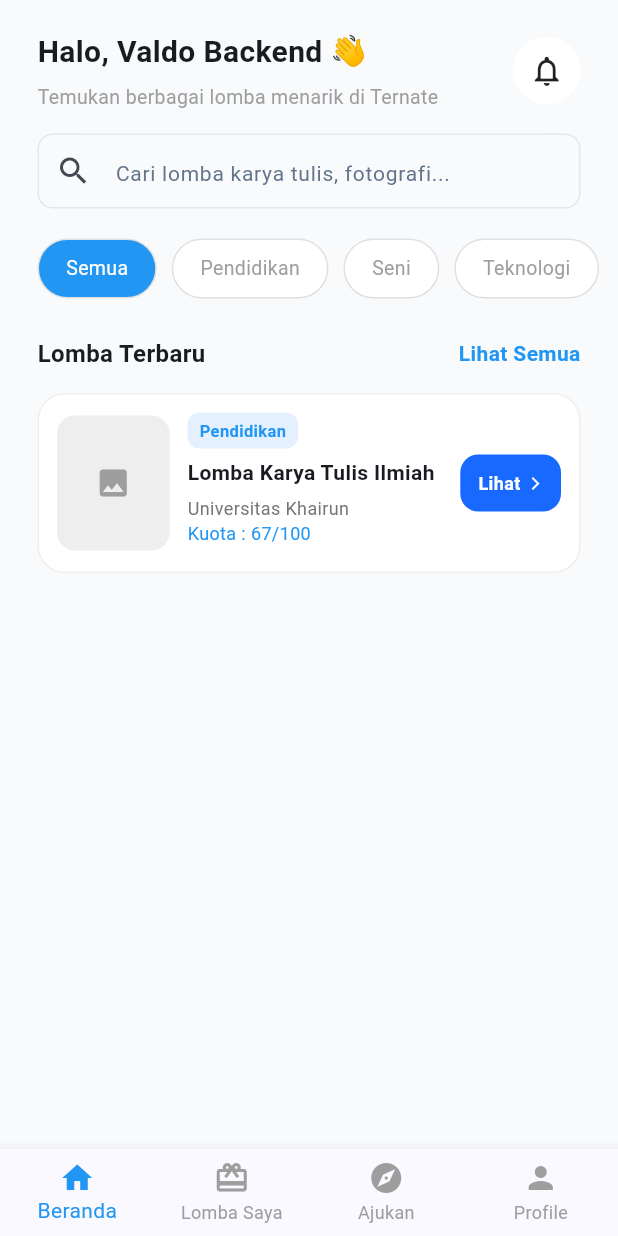
After one commit to guukun/TernateLomba, a Flutter app: the HomePage screen opened directly, on a phone screen of 412 x 824 dp. The commit adds this screen. Run offline on Flutter 3.47's test engine with Material 3 defaults, Android fonts, the phone set to English and light mode, and no system bars.

Commit message:
Tampilan Beranda

```diff
--- /dev/null
+++ b/lib/beranda/homePage.dart
@@ -0,0 +1,379 @@
+import 'package:flutter/material.dart';
+
+class HomePage extends StatefulWidget {
+  const HomePage({super.key});
+
+  @override
+  State<HomePage> createState() => _HomePageState();
+}
+
+class _HomePageState extends State<HomePage> {
+  String kategoriAktif = "Semua";
+
+  final lomba = {
+    "kategori": "Pendidikan",
+
+    "judul": "Lomba Karya Tulis Ilmiah",
+
+    "penyelenggara": "Universitas Khairun",
+
+    "kuota": "67/100",
+  };
+
+  @override
+  Widget build(BuildContext context) {
+    return Scaffold(
+      backgroundColor: const Color(0xffF8FAFC),
+
+      body: SafeArea(
+        child: Column(
+          children: [
+            // HEADER
+
+            Padding(
+              padding: const EdgeInsets.fromLTRB(25, 20, 25, 15),
+
+              child: Row(
+                mainAxisAlignment: MainAxisAlignment.spaceBetween,
+
+                children: [
+                  Column(
+                    crossAxisAlignment: CrossAxisAlignment.start,
+
+                    children: [
+                      const Text(
+                        "Halo, Valdo Backend 👋",
+
+                        style: TextStyle(
+                          fontSize: 20,
+
+                          fontWeight: FontWeight.bold,
+                        ),
+                      ),
+
+                      const SizedBox(height: 6),
+
+                      Text(
+                        "Temukan berbagai lomba menarik di Ternate",
+
+                        style: TextStyle(fontSize: 13, color: Colors.grey),
+                      ),
+                    ],
+                  ),
+
+                  Container(
+                    height: 45,
+
+                    width: 45,
+
+                    decoration: BoxDecoration(
+                      color: Colors.white,
+
+                      shape: BoxShape.circle,
+                    ),
+
+                    child: const Icon(Icons.notifications_none),
+                  ),
+                ],
+              ),
+            ),
+
+            // SEARCH
+            Container(
+              margin: const EdgeInsets.symmetric(horizontal: 25),
+
+              height: 50,
+
+              decoration: BoxDecoration(
+                color: Colors.white,
+
+                borderRadius: BorderRadius.circular(30),
+              ),
+
+              child: const TextField(
+                decoration: InputDecoration(
+                  prefixIcon: Icon(Icons.search),
+
+                  hintText: "Cari lomba karya tulis, fotografi...",
+
+                  border: InputBorder.none,
+                ),
+              ),
+            ),
+
+            const SizedBox(height: 20),
+
+            // CATEGORY
+            SizedBox(
+              height: 40,
+
+              child: ListView(
+                scrollDirection: Axis.horizontal,
+
+                padding: const EdgeInsets.symmetric(horizontal: 25),
+
+                children: [
+                  category("Semua"),
+
+                  category("Pendidikan"),
+
+                  category("Seni"),
+
+                  category("Teknologi"),
+                ],
+              ),
+            ),
+
+            const SizedBox(height: 25),
+
+            // TITLE
+            Padding(
+              padding: const EdgeInsets.symmetric(horizontal: 25),
+
+              child: Row(
+                mainAxisAlignment: MainAxisAlignment.spaceBetween,
+
+                children: [
+                  const Text(
+                    "Lomba Terbaru",
+
+                    style: TextStyle(fontSize: 16, fontWeight: FontWeight.bold),
+                  ),
+
+                  const Text(
+                    "Lihat Semua",
+
+                    style: TextStyle(
+                      color: Colors.blue,
+
+                      fontWeight: FontWeight.bold,
+                    ),
+                  ),
+                ],
+              ),
+            ),
+
+            const SizedBox(height: 15),
+
+            // CARD LOMBA
+            Container(
+              margin: const EdgeInsets.symmetric(horizontal: 25),
+
+              height: 120,
+
+              padding: const EdgeInsets.all(12),
+
+              decoration: BoxDecoration(
+                color: Colors.white,
+
+                borderRadius: BorderRadius.circular(18),
+
+                border: Border.all(color: Colors.grey.shade200),
+              ),
+
+              child: Row(
+                children: [
+                  // TEMPAT GAMBAR
+
+                  Container(
+                    width: 75,
+
+                    height: 90,
+
+                    decoration: BoxDecoration(
+                      color: Colors.grey.shade200,
+
+                      borderRadius: BorderRadius.circular(12),
+                    ),
+
+                    child: const Icon(Icons.image, color: Colors.grey),
+                  ),
+
+                  const SizedBox(width: 12),
+
+                  Expanded(
+                    child: Column(
+                      crossAxisAlignment: CrossAxisAlignment.start,
+
+                      children: [
+                        Container(
+                          padding: const EdgeInsets.symmetric(
+                            horizontal: 8,
+
+                            vertical: 4,
+                          ),
+
+                          decoration: BoxDecoration(
+                            color: const Color(0xffE5F0FF),
+
+                            borderRadius: BorderRadius.circular(8),
+                          ),
+
+                          child: Text(
+                            lomba["kategori"]!,
+
+                            style: const TextStyle(
+                              fontSize: 11,
+
+                              color: Colors.blue,
+
+                              fontWeight: FontWeight.bold,
+                            ),
+                          ),
+                        ),
+
+                        const SizedBox(height: 6),
+
+                        Text(
+                          lomba["judul"]!,
+
+                          maxLines: 1,
+
+                          overflow: TextOverflow.ellipsis,
+
+                          style: const TextStyle(
+                            fontWeight: FontWeight.bold,
+
+                            fontSize: 14,
+                          ),
+                        ),
+
+                        const SizedBox(height: 5),
+
+                        Text(
+                          lomba["penyelenggara"]!,
+
+                          style: TextStyle(
+                            fontSize: 12,
+
+                            color: Colors.grey.shade600,
+                          ),
+                        ),
+
+                        Text(
+                          "Kuota : ${lomba["kuota"]}",
+
+                          style: const TextStyle(
+                            fontSize: 12,
+
+                            color: Colors.blue,
+                          ),
+                        ),
+                      ],
+                    ),
+                  ),
+
+                  // BUTTON
+                  Container(
+                    height: 38,
+
+                    decoration: BoxDecoration(
+                      color: const Color(0xff1769FF),
+
+                      borderRadius: BorderRadius.circular(12),
+                    ),
+
+                    child: const Padding(
+                      padding: EdgeInsets.symmetric(horizontal: 12),
+
+                      child: Row(
+                        children: [
+                          Text(
+                            "Lihat",
+
+                            style: TextStyle(
+                              color: Colors.white,
+
+                              fontSize: 12,
+
+                              fontWeight: FontWeight.bold,
+                            ),
+                          ),
+
+                          SizedBox(width: 5),
+
+                          Icon(
+                            Icons.arrow_forward_ios,
+
+                            size: 10,
+
+                            color: Colors.white,
+                          ),
+                        ],
+                      ),
+                    ),
+                  ),
+                ],
+              ),
+            ),
+
+            const Spacer(),
+          ],
+        ),
+      ),
+
+      // BOTTOM MENU
+      bottomNavigationBar: BottomNavigationBar(
+        currentIndex: 0,
+
+        type: BottomNavigationBarType.fixed,
+
+        selectedItemColor: Colors.blue,
+
+        unselectedItemColor: Colors.grey,
+
+        items: const [
+          BottomNavigationBarItem(icon: Icon(Icons.home), label: "Beranda"),
+
+          BottomNavigationBarItem(
+            icon: Icon(Icons.card_giftcard),
+
+            label: "Lomba Saya",
+          ),
+
+          BottomNavigationBarItem(icon: Icon(Icons.explore), label: "Ajukan"),
+
+          BottomNavigationBarItem(icon: Icon(Icons.person), label: "Profile"),
+        ],
+      ),
+    );
+  }
+
+  Widget category(String text) {
+    bool aktif = kategoriAktif == text;
+
+    return GestureDetector(
+      onTap: () {
+        setState(() {
+          kategoriAktif = text;
+        });
+      },
+
+      child: Container(
+        margin: const EdgeInsets.only(right: 10),
+
+        padding: const EdgeInsets.symmetric(horizontal: 18),
+
+        decoration: BoxDecoration(
+          color: aktif ? Colors.blue : Colors.white,
+
+          borderRadius: BorderRadius.circular(20),
+
+          border: Border.all(color: Colors.grey.shade300),
+        ),
+
+        child: Center(
+          child: Text(
+            text,
+
+            style: TextStyle(
+              color: aktif ? Colors.white : Colors.grey,
+
+              fontSize: 13,
+            ),
+          ),
+        ),
+      ),
+    );
+  }
+}
--- a/lib/main.dart
+++ b/lib/main.dart
@@ -4,23 +4,21 @@ import 'appTheme.dart';
 import 'screens/splashScreen.dart';
 
 void main() {
-  runApp(
-    const TernateLombaApp(),
-  );
+  runApp(const TernateLombaApp());
 }
 
 class TernateLombaApp extends StatelessWidget {
-  const TernateLombaApp({
-    super.key,
-  });
+  const TernateLombaApp({super.key});
 
-// Testinggg
   @override
   Widget build(BuildContext context) {
     return MaterialApp(
       title: 'TernateLomba',
+
       debugShowCheckedModeBanner: false,
+
       theme: AppTheme.light,
+
       home: const SplashScreen(),
     );
   }
```
